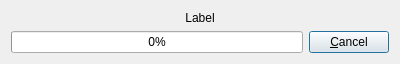
Old version of the form src/ui/progressdialog.ui in the repository cgilles/digikam-analogexif.
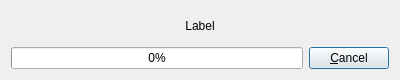
New version of the form. Icons and pictures are not drawn.

```diff
--- a/src/ui/progressdialog.ui
+++ b/src/ui/progressdialog.ui
@@ -10,7 +10,7 @@
     <x>0</x>
     <y>0</y>
     <width>400</width>
-    <height>62</height>
+    <height>80</height>
    </rect>
   </property>
   <property name="windowTitle">
```
Left out of the diff: 4 changed lines with no effect on the pictures.
